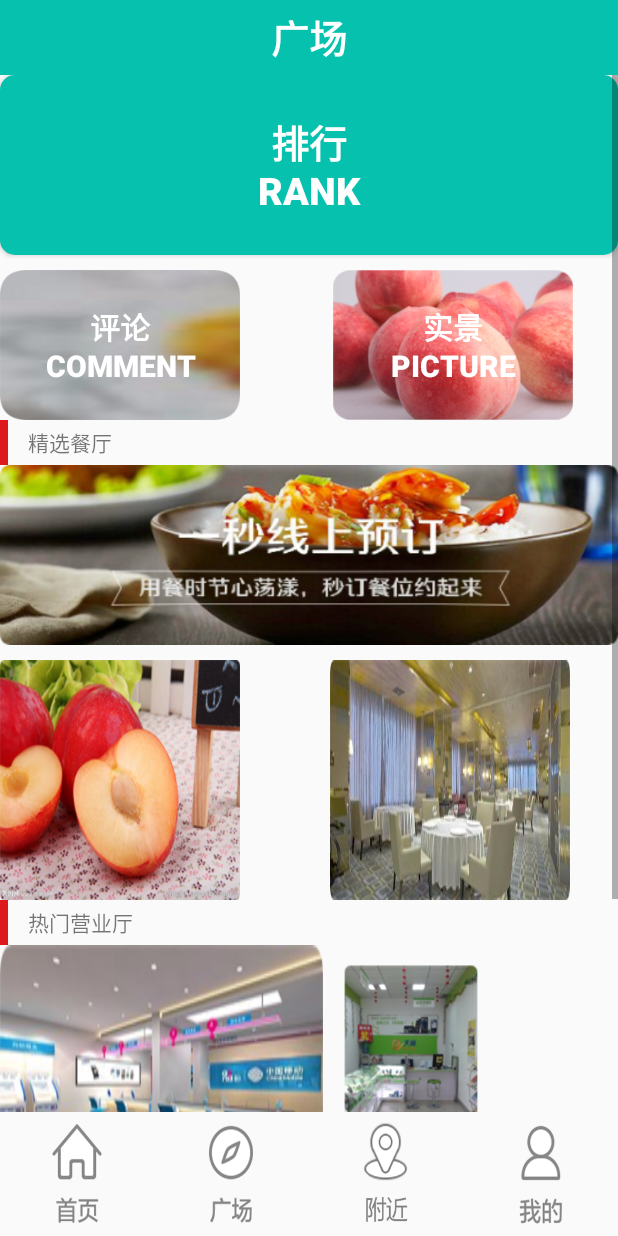
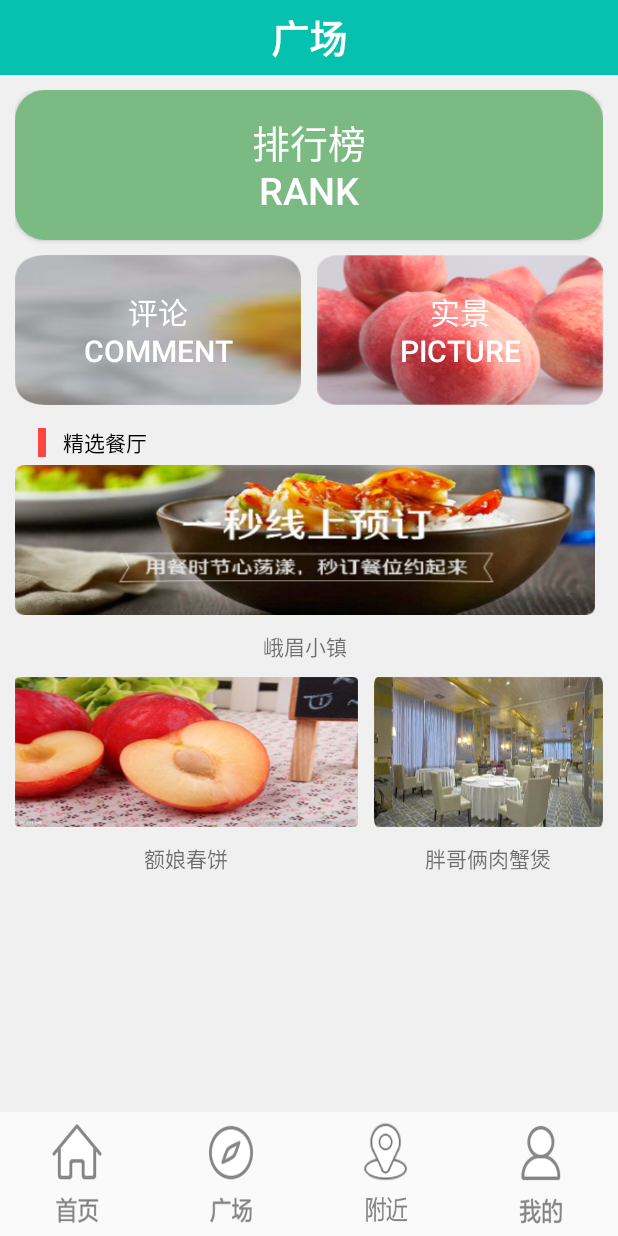
Before and after one commit to shihangqi/new_project, an Android app: the fragment SquareFragment placed in its activity, on a phone screen of 412 x 824 dp. Run offline under Robolectric (Android 15) with nearby library versions, the light colour scheme and no system bars; our stand-ins replace CircleImageView; libraries missing offline, so code that uses them is left out: com.mob.tools, com.nostra13.universalimageloader; 1 statement that could not run was skipped.

Commit message:
广场页

```diff
--- a/app/src/main/res/drawable/shape.xml
+++ b/app/src/main/res/drawable/shape.xml
@@ -3,10 +3,10 @@
     xmlns:android="http://schemas.android.com/apk/res/android"
     android:shape="rectangle">
     <!-- 填充的颜色 -->
-    <solid android:color="@color/all" />
+    <solid android:color="#7cba84" />
     <!-- 设置按钮的四个角为弧形 -->
     <!-- android:radius 弧形的半径 -->
-    <corners android:radius="10dip" />
+    <corners android:radius="20dip" />
 
     <!-- padding：Button里面的文字与Button边界的间隔 -->
     <padding
--- a/app/src/main/res/layout/fragment_square.xml
+++ b/app/src/main/res/layout/fragment_square.xml
@@ -3,12 +3,9 @@
     android:orientation="vertical"
     android:layout_width="match_parent"
     android:layout_height="match_parent"
+    android:background="#f0f0f0"
     android:id="@+id/square_ll">
 
-    <LinearLayout
-        android:layout_width="match_parent"
-        android:layout_height="50dp"
-        android:orientation="vertical">
     <TextView
         android:layout_width="match_parent"
         android:layout_height="50dp"
@@ -17,147 +14,131 @@
         android:text="广场"
         android:textColor="#fff"
         android:gravity="center"
-            android:textStyle="bold"
-            />
-    </LinearLayout>
-    <ScrollView xmlns:android="http://schemas.android.com/apk/res/android"
-                xmlns:tools="http://schemas.android.com/tools"
+        android:textStyle="bold" />
+    <ScrollView
+        android:layout_width="match_parent"
+        android:layout_height="match_parent">
+        <LinearLayout
+            android:padding="10dp"
             android:layout_width="match_parent"
             android:layout_height="match_parent"
-                tools:context="com.example.lenovo.budh.square">
-        <LinearLayout
-            android:id="@+id/square_content"
-            android:layout_width="match_parent"
-            android:layout_height="wrap_content"
             android:orientation="vertical">
             <Button
                 android:id="@+id/sq_rank"
                 android:layout_width="match_parent"
-                android:layout_height="120dp"
-                android:text="排行\nRank"
+                android:layout_height="100dp"
+                android:text="排行榜\nRank"
                 android:textColor="#fff"
-                android:textStyle="bold"
                 android:textSize="25dp"
                 android:background="@drawable/shape"/>
             <LinearLayout
+                android:layout_marginTop="10dp"
+                android:layout_marginBottom="10dp"
                 android:layout_width="match_parent"
-                android:layout_height="10dp"></LinearLayout>
-            <LinearLayout
-                android:layout_width="match_parent"
-                android:layout_height="100dp"
-                android:layout_gravity="center"
-                android:orientation="horizontal">
+                android:layout_height="wrap_content">
                 <Button
+                    android:layout_marginRight="5dp"
+                    android:layout_weight="1"
                     android:id="@+id/sq_comment"
-                    android:layout_width="160dp"
+                    android:layout_width="0dp"
                     android:layout_height="100dp"
                     android:text="评论\ncomment"
                     android:textColor="#fff"
-                    android:textStyle="bold"
                     android:textSize="20dp"
                     android:background="@drawable/dan"
-                    android:layout_gravity="left"
                     />
                 <Button
-                    android:layout_width="60dp"
-                    android:layout_height="wrap_content"
-                    android:visibility="invisible"/>
-                <Button
+                    android:layout_weight="1"
                     android:id="@+id/sq_scene"
-                    android:layout_width="160dp"
+                    android:layout_width="0dp"
                     android:layout_height="100dp"
                     android:text="实景\npicture"
                     android:textColor="#fff"
-                    android:textStyle="bold"
                     android:textSize="20dp"
                     android:background="@drawable/tao"
-                    android:layout_marginLeft="2dp"/>
+                    android:layout_marginLeft="5dp"/>
+            </LinearLayout>
+            <LinearLayout
+                android:paddingLeft="10dp"
+                android:layout_width="match_parent"
+                android:layout_height="30dp">
+                <TextView
+                    android:layout_gravity="center_vertical"
+                    android:layout_margin="5dp"
+                    android:background="@android:color/holo_red_light"
+                    android:layout_width="5dp"
+                    android:layout_height="match_parent" />
+                <TextView
+                    android:layout_marginLeft="6dp"
+                    android:textColor="@android:color/black"
+                    android:layout_gravity="center_vertical"
+                    android:layout_width="wrap_content"
+                    android:layout_height="wrap_content"
+                    android:text="精选餐厅"/>
+            </LinearLayout>
+            <LinearLayout
+                android:layout_marginRight="5dp"
+                android:orientation="vertical"
+                android:id="@+id/LlaySquareNo1"
+                android:layout_width="match_parent"
+                android:layout_height="wrap_content">
+                <ImageView
+                    android:background="@drawable/xianshang"
+                    android:layout_width="match_parent"
+                    android:layout_height="100dp" />
+                <TextView
+                    android:padding="10dp"
+                    android:id="@+id/TvSquareNo1"
+                    android:gravity="center"
+                    android:text="峨眉小镇"
+                    android:layout_width="match_parent"
+                    android:layout_height="wrap_content" />
             </LinearLayout>
             <LinearLayout
                 android:layout_width="match_parent"
-                android:layout_height="30dp">
+                android:layout_height="wrap_content">
                 <LinearLayout
-                    android:layout_width="5dp"
-                    android:layout_height="match_parent"
-                    android:background="#dd191d"></LinearLayout>
+                    android:layout_marginRight="5dp"
+                    android:layout_weight="3"
+                    android:orientation="vertical"
+                    android:id="@+id/LlaySquareNo2"
+                    android:layout_width="0dp"
+                    android:layout_height="wrap_content">
+                    <ImageView
+                        android:background="@drawable/tao2"
+                        android:layout_width="match_parent"
+                        android:layout_height="100dp" />
                     <TextView
+                        android:padding="10dp"
+                        android:id="@+id/TvSquareNo2"
+                        android:gravity="center"
+                        android:text="额娘春饼"
                         android:layout_width="match_parent"
-                    android:layout_height="match_parent"
-                    android:text="    精选餐厅"
-                    android:gravity="center_vertical"/>
+                        android:layout_height="wrap_content" />
                 </LinearLayout>
                 <LinearLayout
+                    android:layout_marginLeft="5dp"
+                    android:layout_weight="2"
+                    android:orientation="vertical"
+                    android:id="@+id/LlaySquareNo3"
+                    android:layout_width="0dp"
+                    android:layout_height="wrap_content">
+                    <ImageView
+                        android:background="@drawable/zhuo"
                         android:layout_width="match_parent"
-                android:layout_height="120dp"
-                android:background="@drawable/xianshang">
+                        android:layout_height="100dp" />
+                    <TextView
+                        android:padding="10dp"
+                        android:id="@+id/TvSquareNo3"
+                        android:gravity="center"
+                        android:text="胖哥俩肉蟹煲"
+                        android:layout_width="match_parent"
+                        android:layout_height="wrap_content" />
                 </LinearLayout>
-            <LinearLayout
-                android:layout_width="match_parent"
-                android:layout_height="10dp"></LinearLayout>
-            <LinearLayout
-                android:layout_width="match_parent"
-                android:layout_height="160dp"
-                android:orientation="horizontal">
-                <LinearLayout
-                    android:layout_width="160dp"
-                    android:layout_height="160dp"
-                    android:background="@drawable/tao2">
 
             </LinearLayout>
 
-                <LinearLayout
-                    android:layout_width="60dp"
-                    android:layout_height="160dp">
-
         </LinearLayout>
-                <LinearLayout
-                    android:layout_width="160dp"
-                    android:layout_height="160dp"
-                    android:background="@drawable/zhuo">
-                </LinearLayout>
-            </LinearLayout>
-            <LinearLayout
-                android:layout_width="match_parent"
-                android:layout_height="30dp">
-                <LinearLayout
-                    android:layout_width="5dp"
-                    android:layout_height="match_parent"
-                    android:background="#dd191d"></LinearLayout>
-                <TextView
-                    android:layout_width="match_parent"
-                    android:layout_height="match_parent"
-                    android:text="    热门营业厅"
-                    android:gravity="center_vertical"/>
-            </LinearLayout>
-            <LinearLayout
-                android:layout_width="match_parent"
-                android:layout_height="160dp"
-                android:orientation="horizontal">
-                <LinearLayout
-                    android:layout_width="215dp"
-                    android:layout_height="160dp"
-                    android:background="@drawable/y1">
-                </LinearLayout>
-                <LinearLayout
-                    android:layout_width="6dp"
-                    android:layout_height="160dp">
-                </LinearLayout>
-                <LinearLayout
-                    android:layout_width="105dp"
-                    android:layout_height="160dp"
-                    android:background="@drawable/y2">
-                </LinearLayout>
-            </LinearLayout>
-            <LinearLayout
-                android:layout_width="match_parent"
-                android:layout_height="10dp"></LinearLayout>
-            <LinearLayout
-                android:layout_width="match_parent"
-                android:layout_height="120dp"
-                android:background="@drawable/y3">
-            </LinearLayout>
-        </LinearLayout>
-
     </ScrollView>
 
 </LinearLayout>
```
Also changed, not shown: 22 other files. Lines whose indentation alone changed are shown as unchanged.
